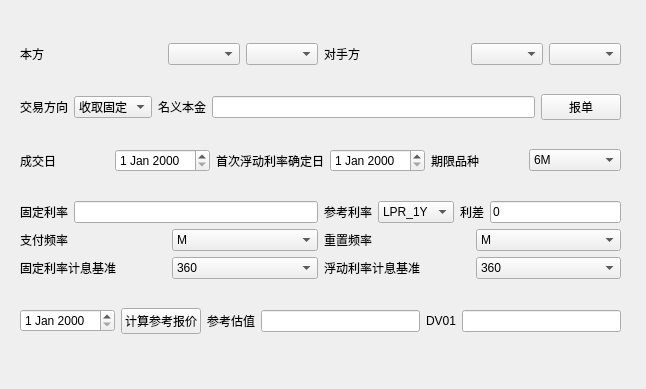
rahrahr/Swap-Calculator, file swap.ui: the form before one commit.
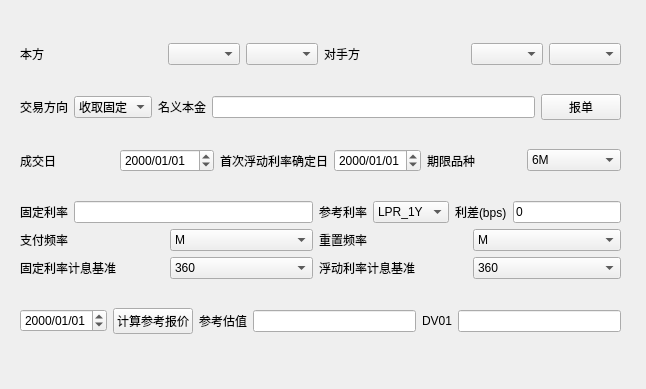
The form after the commit.

Commit message: Finished Vanilla Swap

```diff
--- a/swap.ui
+++ b/swap.ui
@@ -44,9 +44,9 @@
          <item>
           <layout class="QHBoxLayout" name="horizontalLayout_3">
            <item>
-            <widget class="QComboBox" name="list_type_2">
+            <widget class="QComboBox" name="list_type">
              <property name="sizePolicy">
-              <sizepolicy hsizetype="Minimum" vsizetype="Fixed">
+              <sizepolicy hsizetype="Fixed" vsizetype="Fixed">
                <horstretch>0</horstretch>
                <verstretch>0</verstretch>
               </sizepolicy>
@@ -54,9 +54,9 @@
             </widget>
            </item>
            <item>
-            <widget class="QComboBox" name="account_list_2">
+            <widget class="QComboBox" name="account_list">
              <property name="sizePolicy">
-              <sizepolicy hsizetype="Minimum" vsizetype="Fixed">
+              <sizepolicy hsizetype="Fixed" vsizetype="Fixed">
                <horstretch>0</horstretch>
                <verstretch>0</verstretch>
               </sizepolicy>
@@ -79,9 +79,9 @@
          <item>
           <layout class="QHBoxLayout" name="horizontalLayout_2">
            <item>
-            <widget class="QComboBox" name="list_type">
+            <widget class="QComboBox" name="list_type_2">
              <property name="sizePolicy">
-              <sizepolicy hsizetype="Fixed" vsizetype="Fixed">
+              <sizepolicy hsizetype="Minimum" vsizetype="Fixed">
                <horstretch>0</horstretch>
                <verstretch>0</verstretch>
               </sizepolicy>
@@ -89,9 +89,9 @@
             </widget>
            </item>
            <item>
-            <widget class="QComboBox" name="account_list">
+            <widget class="QComboBox" name="account_list_2">
              <property name="sizePolicy">
-              <sizepolicy hsizetype="Fixed" vsizetype="Fixed">
+              <sizepolicy hsizetype="Minimum" vsizetype="Fixed">
                <horstretch>0</horstretch>
                <verstretch>0</verstretch>
               </sizepolicy>
@@ -166,7 +166,11 @@
           </widget>
          </item>
          <item>
-          <widget class="QDateEdit" name="trade_date"/>
+          <widget class="QDateEdit" name="trade_date">
+           <property name="displayFormat">
+            <string>yyyy/MM/dd</string>
+           </property>
+          </widget>
          </item>
         </layout>
        </item>
@@ -180,7 +184,11 @@
           </widget>
          </item>
          <item>
-          <widget class="QDateEdit" name="dateEdit"/>
+          <widget class="QDateEdit" name="first_reset_date">
+           <property name="displayFormat">
+            <string>yyyy/MM/dd</string>
+           </property>
+          </widget>
          </item>
         </layout>
        </item>
@@ -344,7 +352,7 @@
            <item>
             <widget class="QLabel" name="label_14">
              <property name="text">
-              <string>利差</string>
+              <string>利差(bps)</string>
              </property>
             </widget>
            </item>
@@ -419,7 +427,11 @@
      <item>
       <layout class="QHBoxLayout" name="horizontalLayout_20">
        <item>
-        <widget class="QDateEdit" name="now_date"/>
+        <widget class="QDateEdit" name="now_date">
+         <property name="displayFormat">
+          <string>yyyy/MM/dd</string>
+         </property>
+        </widget>
        </item>
        <item>
         <widget class="QPushButton" name="pushButton">
```
Left out of the diff: 2 changed lines with no effect on the pictures. The commit also changes 4 other files.
